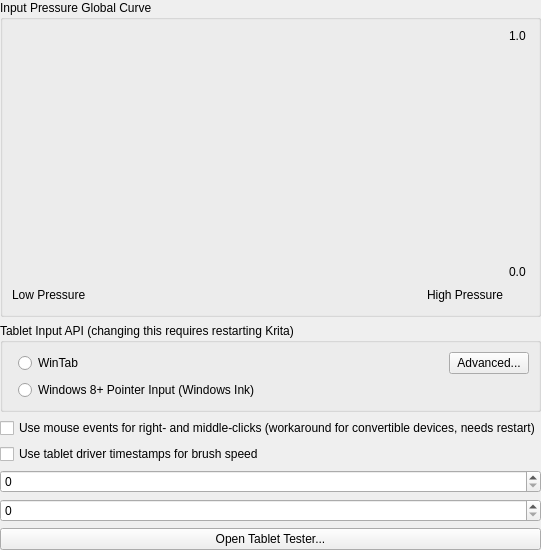
Above: libs/ui/forms/wdgtabletsettings.ui from KDE/krita before the change. Below: the same form after it.
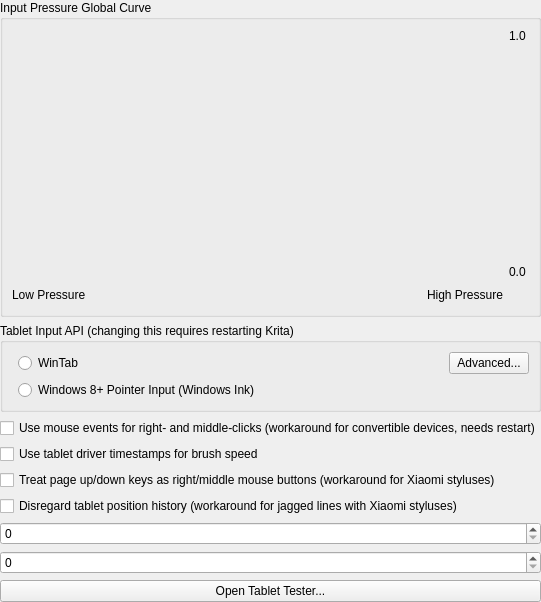
That is the form after the change. Custom widgets are drawn as their Qt base class.

Commit message: [android] Xiaomi stylus button and curve fixes

What changed in the file:
```diff
--- a/libs/ui/forms/wdgtabletsettings.ui
+++ b/libs/ui/forms/wdgtabletsettings.ui
@@ -188,6 +188,20 @@
      </property>
     </widget>
    </item>
+   <item>
+    <widget class="QCheckBox" name="chkUsePageUpDownMouseButtonEmulationWorkaround">
+     <property name="text">
+      <string>Treat page up/down keys as right/middle mouse buttons (workaround for Xiaomi styluses)</string>
+     </property>
+    </widget>
+   </item>
+   <item>
+    <widget class="QCheckBox" name="chkUseIgnoreHistoricTabletEventsWorkaround">
+     <property name="text">
+      <string>Disregard tablet position history (workaround for jagged lines with Xiaomi styluses)</string>
+     </property>
+    </widget>
+   </item>
    <item>
     <widget class="KisSliderSpinBox" name="intMaxAllowedBrushSpeed" native="true">
      <property name="sizePolicy">
```
The commit also changes 10 other files.
